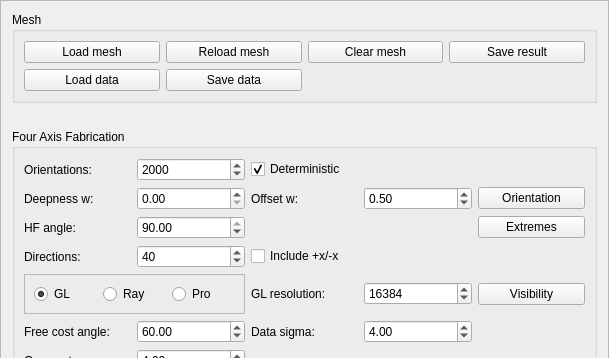
First picture: the form in GUI/managers/fouraxisfabricationmanager.ui, repository cg3hci/4AxisMilling, before the edit; both pictures show x 0 to 609 and y 0 to 358 of the 609 by 1318 pixel window.
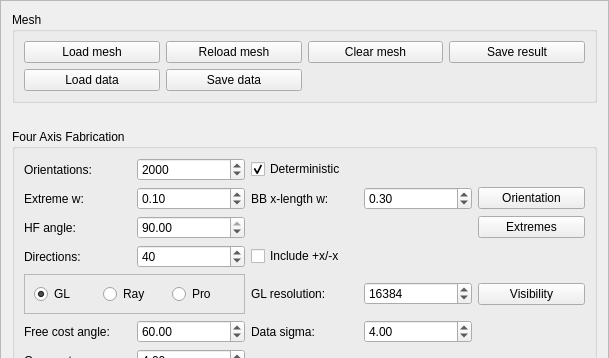
Second picture: the form after the edit.

Commit message: new optimal rotation (bb length check)

What changed in the file:
```diff
--- a/GUI/managers/fouraxisfabricationmanager.ui
+++ b/GUI/managers/fouraxisfabricationmanager.ui
@@ -1027,7 +1027,7 @@
       <item row="1" column="1">
        <widget class="QLabel" name="optimalOrientationDeepnessWeightLabel">
         <property name="text">
-         <string>Deepness w:</string>
+         <string>Extreme w:</string>
         </property>
        </widget>
       </item>
@@ -1040,7 +1040,7 @@
          <double>0.100000000000000</double>
         </property>
         <property name="value">
-         <double>0.000000000000000</double>
+         <double>0.100000000000000</double>
         </property>
        </widget>
       </item>
@@ -1100,14 +1100,14 @@
          <double>0.100000000000000</double>
         </property>
         <property name="value">
-         <double>0.500000000000000</double>
+         <double>0.300000000000000</double>
         </property>
        </widget>
       </item>
       <item row="1" column="3">
        <widget class="QLabel" name="optimalOrientationOffsetWeightLabel">
         <property name="text">
-         <string>Offset w:</string>
+         <string>BB x-length w:</string>
         </property>
        </widget>
       </item>
```
Left out of the diff: 8 changed lines with no effect on the pictures. The commit also changes 4 other files.
